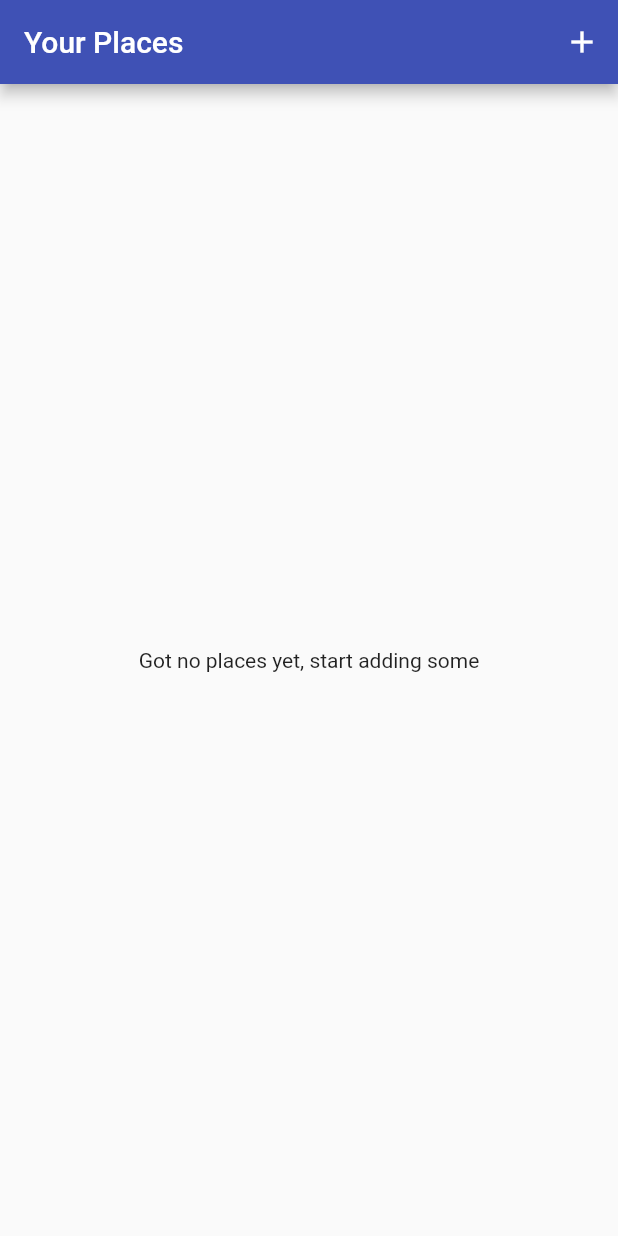
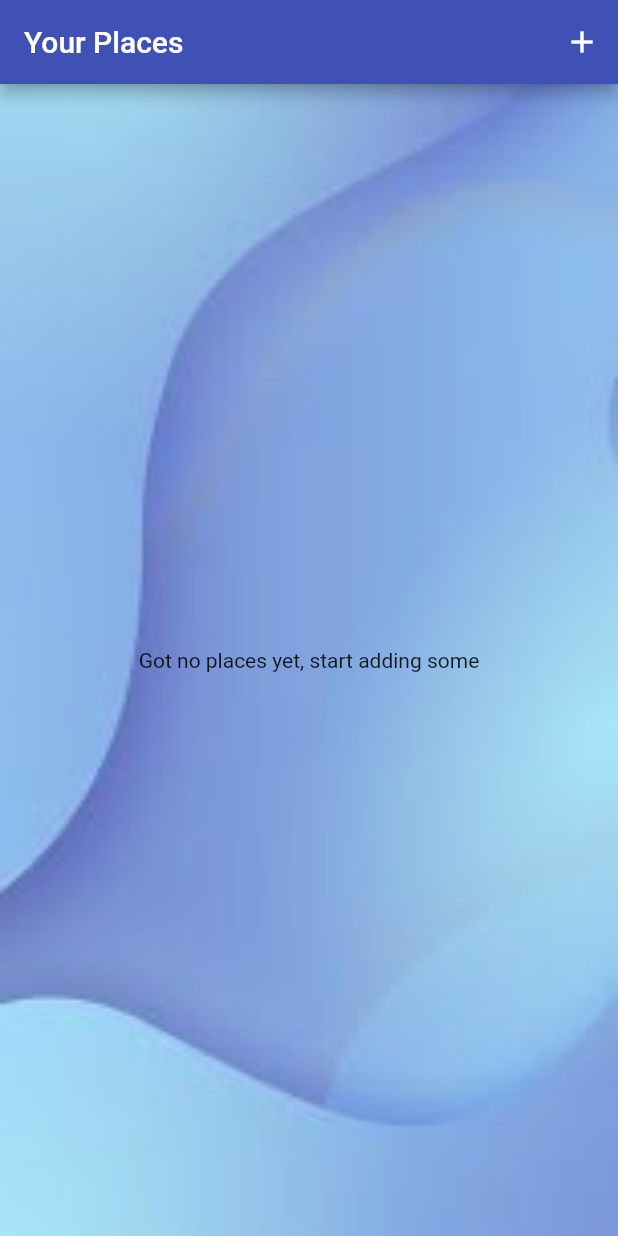
Before and after one commit to marizvi/placesApp, a Flutter app: the screen it shows after launch, on a phone screen of 412 x 824 dp. Run offline on Flutter 3.47's test engine with Material 2 defaults, Android fonts, the phone set to English and light mode, and no system bars; our stand-ins replace flutter_svg, google_maps_flutter, image_picker, location, sqflite; missing offline and left inert: geocoder; accounts and stored records are empty.

```diff
--- a/lib/screens/places_list_screen.dart
+++ b/lib/screens/places_list_screen.dart
@@ -2,6 +2,7 @@ import 'package:flutter/material.dart';
 import 'package:my_app/providers/great_places.dart';
 import 'package:provider/provider.dart';
 import 'dart:io';
+import 'package:flutter_svg/flutter_svg.dart';
 
 class PlaceListScreen extends StatelessWidget {
   @override
@@ -17,7 +18,13 @@ class PlaceListScreen extends StatelessWidget {
                 icon: Icon(Icons.add))
           ],
         ),
-        body: Center(
+        body: Container(
+          decoration: BoxDecoration(
+              image: DecorationImage(
+                  image: //AssetImage('lib/assets/images/bac.jpg'),
+                      AssetImage('lib/assets/images/bac4.jpg'),
+                  fit: BoxFit.cover,
+                  opacity: 0.7)),
           child: FutureBuilder(
               future: Provider.of<GreatPlaces>(context, listen: false)
                   .fetchAndSetPlaces(),
@@ -34,24 +41,29 @@ class PlaceListScreen extends StatelessWidget {
                     builder: (ctx, greaPlaces, ch) =>
                         greaPlaces.items.length <= 0
                             ? ch as Widget
-                            : Card(
-                                elevation: 6,
+                            : Container(
+                                margin: EdgeInsets.only(top: 5),
+                                padding: EdgeInsets.all(8),
+                                child: ListView.builder(
+                                  itemBuilder: (ctx, i) => Card(
+                                    color: Colors.white.withOpacity(0.9),
+                                    elevation: 5,
                                     shape: RoundedRectangleBorder(
                                         borderRadius: BorderRadius.circular(8)),
-                                child: ListView.builder(
-                                  itemBuilder: (ctx, i) => ListTile(
+                                    child: ListTile(
                                       leading: CircleAvatar(
                                         backgroundImage: FileImage(
                                             greaPlaces.items[i].image as File),
                                       ),
                                       title: Text(greaPlaces.items[i].title),
-                                    subtitle: Text(greaPlaces
-                                        .items[i].location!.address as String),
+                                      subtitle: Text(greaPlaces.items[i]
+                                          .location!.address as String),
                                       onTap: () {
                                         Navigator.of(context).pushNamed(
                                             '/place_detail',
                                             arguments: greaPlaces.items[i].id);
                                       },
+                                    ),
                                   ),
                                   itemCount: greaPlaces.items.length,
                                 ),
```
Also changed, not shown: pubspec.yaml (+5 -2 lines), lib/assets/images/bac.jpg (added), lib/assets/images/bac2.png (added), lib/assets/images/bac4.jpg (added), pubspec.lock. Lines whose indentation alone changed are shown as unchanged.
